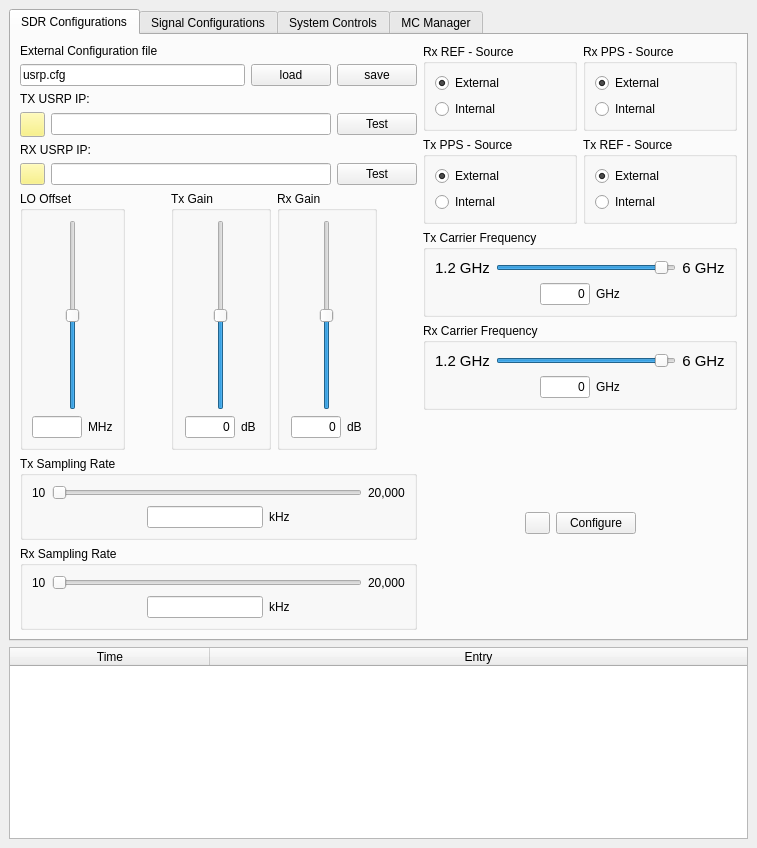
This is caa_project/maingui.ui in jranstrom/usrp_caa_ui as Qt 5 draws it before an edit. The edited form follows.
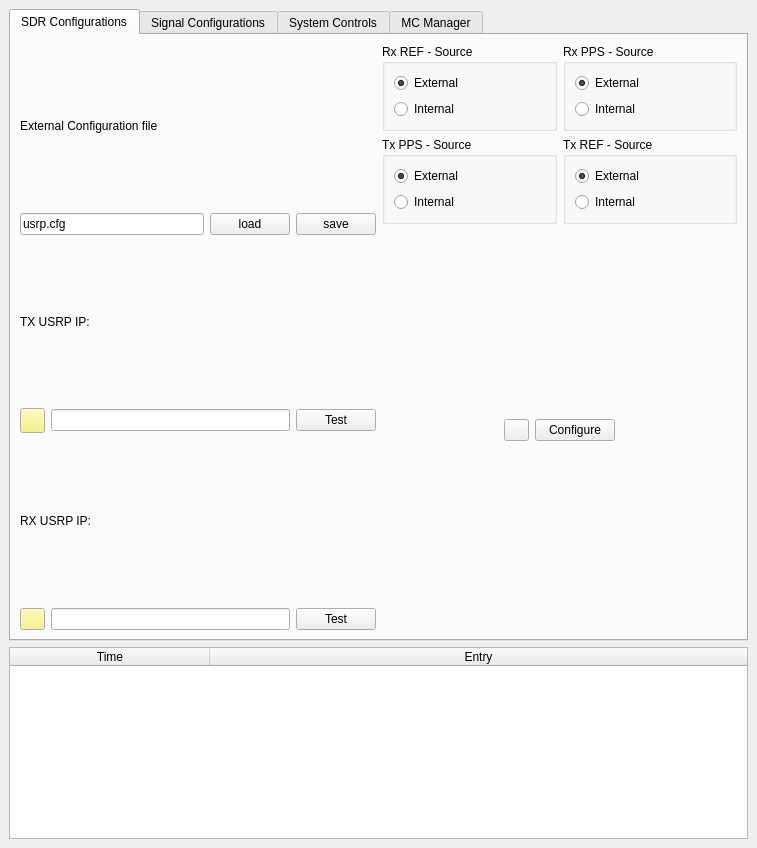
This is the edited form. The open tabs and pages were chosen to show the change. Custom widgets are drawn as their Qt base class.

Commit message: Migrated to custom slider controls

```diff
--- a/caa_project/maingui.ui
+++ b/caa_project/maingui.ui
@@ -280,456 +280,6 @@
               </item>
              </layout>
             </item>
-            <item>
-             <layout class="QHBoxLayout" name="horizontalLayout_15">
-              <item>
-               <widget class="QGroupBox" name="groupBox_8">
-                <property name="title">
-                 <string>LO Offset</string>
-                </property>
-                <layout class="QVBoxLayout" name="verticalLayout_2">
-                 <item>
-                  <layout class="QHBoxLayout" name="horizontalLayout_11">
-                   <item>
-                    <widget class="QSlider" name="vslider_lo_offset">
-                     <property name="minimum">
-                      <number>-200</number>
-                     </property>
-                     <property name="maximum">
-                      <number>200</number>
-                     </property>
-                     <property name="orientation">
-                      <enum>Qt::Vertical</enum>
-                     </property>
-                    </widget>
-                   </item>
-                  </layout>
-                 </item>
-                 <item>
-                  <layout class="QHBoxLayout" name="horizontalLayout_26">
-                   <item>
-                    <widget class="QLineEdit" name="lineEdit_lo_offset">
-                     <property name="maximumSize">
-                      <size>
-                       <width>50</width>
-                       <height>16777215</height>
-                      </size>
-                     </property>
-                     <property name="alignment">
-                      <set>Qt::AlignRight|Qt::AlignTrailing|Qt::AlignVCenter</set>
-                     </property>
-                    </widget>
-                   </item>
-                   <item>
-                    <widget class="QLabel" name="label_16">
-                     <property name="text">
-                      <string>MHz</string>
-                     </property>
-                    </widget>
-                   </item>
-                  </layout>
-                 </item>
-                </layout>
-               </widget>
-              </item>
-              <item>
-               <spacer name="horizontalSpacer_10">
-                <property name="orientation">
-                 <enum>Qt::Horizontal</enum>
-                </property>
-                <property name="sizeHint" stdset="0">
-                 <size>
-                  <width>40</width>
-                  <height>20</height>
-                 </size>
-                </property>
-               </spacer>
-              </item>
-              <item>
-               <layout class="QVBoxLayout" name="verticalLayout_9">
-                <item>
-                 <widget class="QGroupBox" name="groupBox_2">
-                  <property name="maximumSize">
-                   <size>
-                    <width>100</width>
-                    <height>16777215</height>
-                   </size>
-                  </property>
-                  <property name="title">
-                   <string>Tx Gain</string>
-                  </property>
-                  <layout class="QVBoxLayout" name="verticalLayout_18">
-                   <item>
-                    <layout class="QHBoxLayout" name="horizontalLayout_14">
-                     <item>
-                      <widget class="QSlider" name="vslider_tx_gain">
-                       <property name="minimum">
-                        <number>-15</number>
-                       </property>
-                       <property name="maximum">
-                        <number>15</number>
-                       </property>
-                       <property name="orientation">
-                        <enum>Qt::Vertical</enum>
-                       </property>
-                      </widget>
-                     </item>
-                    </layout>
-                   </item>
-                   <item>
-                    <layout class="QHBoxLayout" name="horizontalLayout_13">
-                     <item>
-                      <spacer name="horizontalSpacer_8">
-                       <property name="orientation">
-                        <enum>Qt::Horizontal</enum>
-                       </property>
-                       <property name="sizeHint" stdset="0">
-                        <size>
-                         <width>40</width>
-                         <height>20</height>
-                        </size>
-                       </property>
-                      </spacer>
-                     </item>
-                     <item>
-                      <widget class="QLineEdit" name="lineEdit_tx_gain">
-                       <property name="sizePolicy">
-                        <sizepolicy hsizetype="MinimumExpanding" vsizetype="Fixed">
-                         <horstretch>0</horstretch>
-                         <verstretch>0</verstretch>
-                        </sizepolicy>
-                       </property>
-                       <property name="maximumSize">
-                        <size>
-                         <width>50</width>
-                         <height>16777215</height>
-                        </size>
-                       </property>
-                       <property name="text">
-                        <string>0</string>
-                       </property>
-                       <property name="alignment">
-                        <set>Qt::AlignRight|Qt::AlignTrailing|Qt::AlignVCenter</set>
-                       </property>
-                      </widget>
-                     </item>
-                     <item>
-                      <widget class="QLabel" name="label_4">
-                       <property name="text">
-                        <string>dB</string>
-                       </property>
-                      </widget>
-                     </item>
-                     <item>
-                      <spacer name="horizontalSpacer_7">
-                       <property name="orientation">
-                        <enum>Qt::Horizontal</enum>
-                       </property>
-                       <property name="sizeHint" stdset="0">
-                        <size>
-                         <width>40</width>
-                         <height>20</height>
-                        </size>
-                       </property>
-                      </spacer>
-                     </item>
-                    </layout>
-                   </item>
-                  </layout>
-                 </widget>
-                </item>
-               </layout>
-              </item>
-              <item>
-               <layout class="QVBoxLayout" name="verticalLayout_8">
-                <item>
-                 <widget class="QGroupBox" name="groupBox">
-                  <property name="maximumSize">
-                   <size>
-                    <width>100</width>
-                    <height>16777215</height>
-                   </size>
-                  </property>
-                  <property name="title">
-                   <string>Rx Gain</string>
-                  </property>
-                  <layout class="QVBoxLayout" name="verticalLayout_17">
-                   <item>
-                    <layout class="QHBoxLayout" name="horizontalLayout_12">
-                     <item>
-                      <widget class="QSlider" name="vslider_rx_gain">
-                       <property name="maximumSize">
-                        <size>
-                         <width>80</width>
-                         <height>16777215</height>
-                        </size>
-                       </property>
-                       <property name="minimum">
-                        <number>-20</number>
-                       </property>
-                       <property name="maximum">
-                        <number>20</number>
-                       </property>
-                       <property name="orientation">
-                        <enum>Qt::Vertical</enum>
-                       </property>
-                      </widget>
-                     </item>
-                    </layout>
-                   </item>
-                   <item>
-                    <layout class="QHBoxLayout" name="horizontalLayout_10">
-                     <item>
-                      <spacer name="horizontalSpacer_6">
-                       <property name="orientation">
-                        <enum>Qt::Horizontal</enum>
-                       </property>
-                       <property name="sizeHint" stdset="0">
-                        <size>
-                         <width>40</width>
-                         <height>20</height>
-                        </size>
-                       </property>
-                      </spacer>
-                     </item>
-                     <item>
-                      <widget class="QLineEdit" name="lineEdit_rx_gain">
-                       <property name="sizePolicy">
-                        <sizepolicy hsizetype="MinimumExpanding" vsizetype="Fixed">
-                         <horstretch>0</horstretch>
-                         <verstretch>0</verstretch>
-                        </sizepolicy>
-                       </property>
-                       <property name="maximumSize">
-                        <size>
-                         <width>50</width>
-                         <height>16777215</height>
-                        </size>
-                       </property>
-                       <property name="text">
-                        <string>0</string>
-                       </property>
-                       <property name="alignment">
-                        <set>Qt::AlignRight|Qt::AlignTrailing|Qt::AlignVCenter</set>
-                       </property>
-                      </widget>
-                     </item>
-                     <item>
-                      <widget class="QLabel" name="label_5">
-                       <property name="text">
-                        <string>dB</string>
-                       </property>
-                      </widget>
-                     </item>
-                     <item>
-                      <spacer name="horizontalSpacer_5">
-                       <property name="orientation">
-                        <enum>Qt::Horizontal</enum>
-                       </property>
-                       <property name="sizeHint" stdset="0">
-                        <size>
-                         <width>40</width>
-                         <height>20</height>
-                        </size>
-                       </property>
-                      </spacer>
-                     </item>
-                    </layout>
-                   </item>
-                  </layout>
-                 </widget>
-                </item>
-               </layout>
-              </item>
-              <item>
-               <spacer name="horizontalSpacer_9">
-                <property name="orientation">
-                 <enum>Qt::Horizontal</enum>
-                </property>
-                <property name="sizeHint" stdset="0">
-                 <size>
-                  <width>40</width>
-                  <height>20</height>
-                 </size>
-                </property>
-               </spacer>
-              </item>
-             </layout>
-            </item>
-            <item>
-             <widget class="QGroupBox" name="groupBox_9">
-              <property name="title">
-               <string>Tx Sampling Rate</string>
-              </property>
-              <layout class="QVBoxLayout" name="verticalLayout_27">
-               <item>
-                <layout class="QHBoxLayout" name="horizontalLayout_28">
-                 <item>
-                  <widget class="QLabel" name="label_18">
-                   <property name="text">
-                    <string>10</string>
-                   </property>
-                  </widget>
-                 </item>
-                 <item>
-                  <widget class="QSlider" name="hslider_tx_rs">
-                   <property name="minimum">
-                    <number>10</number>
-                   </property>
-                   <property name="maximum">
-                    <number>20000</number>
-                   </property>
-                   <property name="tracking">
-                    <bool>false</bool>
-                   </property>
-                   <property name="orientation">
-                    <enum>Qt::Horizontal</enum>
-                   </property>
-                  </widget>
-                 </item>
-                 <item>
-                  <widget class="QLabel" name="label_17">
-                   <property name="text">
-                    <string>20,000</string>
-                   </property>
-                  </widget>
-                 </item>
-                </layout>
-               </item>
-               <item>
-                <layout class="QHBoxLayout" name="horizontalLayout_29">
-                 <item>
-                  <spacer name="horizontalSpacer_11">
-                   <property name="orientation">
-                    <enum>Qt::Horizontal</enum>
-                   </property>
-                   <property name="sizeHint" stdset="0">
-                    <size>
-                     <width>40</width>
-                     <height>20</height>
-                    </size>
-                   </property>
-                  </spacer>
-                 </item>
-                 <item>
-                  <widget class="QLineEdit" name="lineEdit_tx_rs">
-                   <property name="alignment">
-                    <set>Qt::AlignRight|Qt::AlignTrailing|Qt::AlignVCenter</set>
-                   </property>
-                  </widget>
-                 </item>
-                 <item>
-                  <widget class="QLabel" name="label_19">
-                   <property name="text">
-                    <string>kHz</string>
-                   </property>
-                  </widget>
-                 </item>
-                 <item>
-                  <spacer name="horizontalSpacer_15">
-                   <property name="orientation">
-                    <enum>Qt::Horizontal</enum>
-                   </property>
-                   <property name="sizeHint" stdset="0">
-                    <size>
-                     <width>40</width>
-                     <height>20</height>
-                    </size>
-                   </property>
-                  </spacer>
-                 </item>
-                </layout>
-               </item>
-              </layout>
-             </widget>
-            </item>
-            <item>
-             <widget class="QGroupBox" name="groupBox_10">
-              <property name="title">
-               <string>Rx Sampling Rate</string>
-              </property>
-              <layout class="QVBoxLayout" name="verticalLayout_28">
-               <item>
-                <layout class="QHBoxLayout" name="horizontalLayout_27">
-                 <item>
-                  <widget class="QLabel" name="label_22">
-                   <property name="text">
-                    <string>10</string>
-                   </property>
-                  </widget>
-                 </item>
-                 <item>
-                  <widget class="QSlider" name="hslider_rx_rs">
-                   <property name="minimum">
-                    <number>10</number>
-                   </property>
-                   <property name="maximum">
-                    <number>20000</number>
-                   </property>
-                   <property name="orientation">
-                    <enum>Qt::Horizontal</enum>
-                   </property>
-                  </widget>
-                 </item>
-                 <item>
-                  <widget class="QLabel" name="label_20">
-                   <property name="text">
-                    <string>20,000</string>
-                   </property>
-                  </widget>
-                 </item>
-                </layout>
-               </item>
-               <item>
-                <layout class="QHBoxLayout" name="horizontalLayout_30">
-                 <item>
-                  <spacer name="horizontalSpacer_16">
-                   <property name="orientation">
-                    <enum>Qt::Horizontal</enum>
-                   </property>
-                   <property name="sizeHint" stdset="0">
-                    <size>
-                     <width>40</width>
-                     <height>20</height>
-                    </size>
-                   </property>
-                  </spacer>
-                 </item>
-                 <item>
-                  <widget class="QLineEdit" name="lineEdit_rx_rs">
-                   <property name="alignment">
-                    <set>Qt::AlignRight|Qt::AlignTrailing|Qt::AlignVCenter</set>
-                   </property>
-                  </widget>
-                 </item>
-                 <item>
-                  <widget class="QLabel" name="label_21">
-                   <property name="text">
-                    <string>kHz</string>
-                   </property>
-                  </widget>
-                 </item>
-                 <item>
-                  <spacer name="horizontalSpacer_17">
-                   <property name="orientation">
-                    <enum>Qt::Horizontal</enum>
-                   </property>
-                   <property name="sizeHint" stdset="0">
-                    <size>
-                     <width>40</width>
-                     <height>20</height>
-                    </size>
-                   </property>
-                  </spacer>
-                 </item>
-                 <item>
-                  <layout class="QGridLayout" name="gridLayout"/>
-                 </item>
-                </layout>
-               </item>
-              </layout>
-             </widget>
-            </item>
            </layout>
           </item>
           <item>
@@ -909,246 +459,6 @@
               </item>
              </layout>
             </item>
-            <item>
-             <widget class="QGroupBox" name="groupBox_3">
-              <property name="title">
-               <string>Tx Carrier Frequency</string>
-              </property>
-              <layout class="QVBoxLayout" name="verticalLayout_19">
-               <item>
-                <layout class="QHBoxLayout" name="horizontalLayout_6">
-                 <item>
-                  <widget class="QLabel" name="label_8">
-                   <property name="font">
-                    <font>
-                     <pointsize>11</pointsize>
-                    </font>
-                   </property>
-                   <property name="text">
-                    <string>1.2 GHz</string>
-                   </property>
-                   <property name="alignment">
-                    <set>Qt::AlignCenter</set>
-                   </property>
-                  </widget>
-                 </item>
-                 <item>
-                  <widget class="QSlider" name="hslider_tx_fc">
-                   <property name="minimum">
-                    <number>1200</number>
-                   </property>
-                   <property name="maximum">
-                    <number>6000</number>
-                   </property>
-                   <property name="value">
-                    <number>5800</number>
-                   </property>
-                   <property name="orientation">
-                    <enum>Qt::Horizontal</enum>
-                   </property>
-                  </widget>
-                 </item>
-                 <item>
-                  <widget class="QLabel" name="label_7">
-                   <property name="font">
-                    <font>
-                     <pointsize>11</pointsize>
-                    </font>
-                   </property>
-                   <property name="text">
-                    <string>6 GHz</string>
-                   </property>
-                   <property name="alignment">
-                    <set>Qt::AlignCenter</set>
-                   </property>
-                  </widget>
-                 </item>
-                </layout>
-               </item>
-               <item>
-                <layout class="QVBoxLayout" name="verticalLayout_tx_carrier">
-                 <item>
-                  <layout class="QHBoxLayout" name="horizontalLayout_7">
-                   <item>
-                    <spacer name="horizontalSpacer">
-                     <property name="orientation">
-                      <enum>Qt::Horizontal</enum>
-                     </property>
-                     <property name="sizeHint" stdset="0">
-                      <size>
-                       <width>40</width>
-                       <height>20</height>
-                      </size>
-                     </property>
-                    </spacer>
-                   </item>
-                   <item>
-                    <widget class="QLineEdit" name="lineEdit_tx_fc">
-                     <property name="sizePolicy">
-                      <sizepolicy hsizetype="MinimumExpanding" vsizetype="Fixed">
-                       <horstretch>0</horstretch>
-                       <verstretch>0</verstretch>
-                      </sizepolicy>
-                     </property>
-                     <property name="maximumSize">
-                      <size>
-                       <width>50</width>
-                       <height>16777215</height>
-                      </size>
-                     </property>
-                     <property name="text">
-                      <string>0</string>
-                     </property>
-                     <property name="alignment">
-                      <set>Qt::AlignRight|Qt::AlignTrailing|Qt::AlignVCenter</set>
-                     </property>
-                    </widget>
-                   </item>
-                   <item>
-                    <widget class="QLabel" name="label_6">
-                     <property name="text">
-                      <string>GHz</string>
-                     </property>
-                    </widget>
-                   </item>
-                   <item>
-                    <spacer name="horizontalSpacer_2">
-                     <property name="orientation">
-                      <enum>Qt::Horizontal</enum>
-                     </property>
-                     <property name="sizeHint" stdset="0">
-                      <size>
-                       <width>40</width>
-                       <height>20</height>
-                      </size>
-                     </property>
-                    </spacer>
-                   </item>
-                  </layout>
-                 </item>
-                </layout>
-               </item>
-              </layout>
-             </widget>
-            </item>
-            <item>
-             <widget class="QGroupBox" name="groupBox_4">
-              <property name="title">
-               <string>Rx Carrier Frequency</string>
-              </property>
-              <layout class="QVBoxLayout" name="verticalLayout_20">
-               <item>
-                <layout class="QHBoxLayout" name="horizontalLayout_8">
-                 <item>
-                  <widget class="QLabel" name="label_14">
-                   <property name="font">
-                    <font>
-                     <pointsize>11</pointsize>
-                    </font>
-                   </property>
-                   <property name="text">
-                    <string>1.2 GHz</string>
-                   </property>
-                   <property name="alignment">
-                    <set>Qt::AlignCenter</set>
-                   </property>
-                  </widget>
-                 </item>
-                 <item>
-                  <widget class="QSlider" name="hslider_rx_fc">
-                   <property name="minimum">
-                    <number>1200</number>
-                   </property>
-                   <property name="maximum">
-                    <number>6000</number>
-                   </property>
-                   <property name="value">
-                    <number>5800</number>
-                   </property>
-                   <property name="orientation">
-                    <enum>Qt::Horizontal</enum>
-                   </property>
-                  </widget>
-                 </item>
-                 <item>
-                  <widget class="QLabel" name="label_13">
-                   <property name="font">
-                    <font>
-                     <pointsize>11</pointsize>
-                    </font>
-                   </property>
-                   <property name="text">
-                    <string>6 GHz</string>
-                   </property>
-                   <property name="alignment">
-                    <set>Qt::AlignCenter</set>
-                   </property>
-                  </widget>
-                 </item>
-                </layout>
-               </item>
-               <item>
-                <layout class="QHBoxLayout" name="horizontalLayout_9">
-                 <item>
-                  <spacer name="horizontalSpacer_4">
-                   <property name="orientation">
-                    <enum>Qt::Horizontal</enum>
-                   </property>
-                   <property name="sizeHint" stdset="0">
-                    <size>
-                     <width>40</width>
-                     <height>20</height>
-                    </size>
-                   </property>
-                  </spacer>
-                 </item>
-                 <item>
-                  <widget class="QLineEdit" name="lineEdit_rx_fc">
-                   <property name="sizePolicy">
-                    <sizepolicy hsizetype="MinimumExpanding" vsizetype="Fixed">
-                     <horstretch>0</horstretch>
-                     <verstretch>0</verstretch>
-                    </sizepolicy>
-                   </property>
-                   <property name="maximumSize">
-                    <size>
-                     <width>50</width>
-                     <height>16777215</height>
-                    </size>
-                   </property>
-                   <property name="text">
-                    <string>0</string>
-                   </property>
-                   <property name="alignment">
-                    <set>Qt::AlignRight|Qt::AlignTrailing|Qt::AlignVCenter</set>
-                   </property>
-                  </widget>
-                 </item>
-                 <item>
-                  <widget class="QLabel" name="label_12">
-                   <property name="text">
-                    <string>GHz</string>
-                   </property>
-                  </widget>
-                 </item>
-                 <item>
-                  <spacer name="horizontalSpacer_3">
-                   <property name="orientation">
-                    <enum>Qt::Horizontal</enum>
-                   </property>
-                   <property name="sizeHint" stdset="0">
-                    <size>
-                     <width>40</width>
-                     <height>20</height>
-                    </size>
-                   </property>
-                  </spacer>
-                 </item>
-                </layout>
-               </item>
-              </layout>
-             </widget>
-            </item>
             <item>
              <spacer name="verticalSpacer_3">
               <property name="orientation">
```
Left out of the diff: 2 changed lines with no effect on the pictures. The commit also changes 4 other files.
